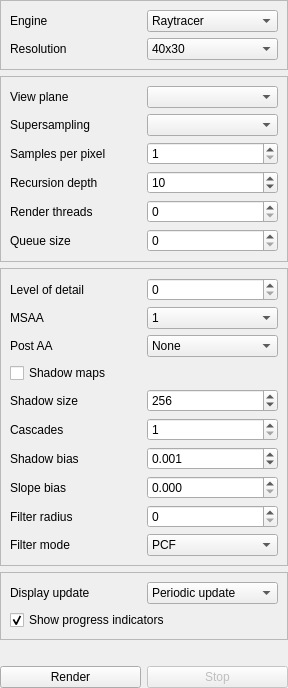
First picture: the form in src/widgets/world/RenderSettingsWidget.ui, repository tkadauke/raytracer, before the edit.
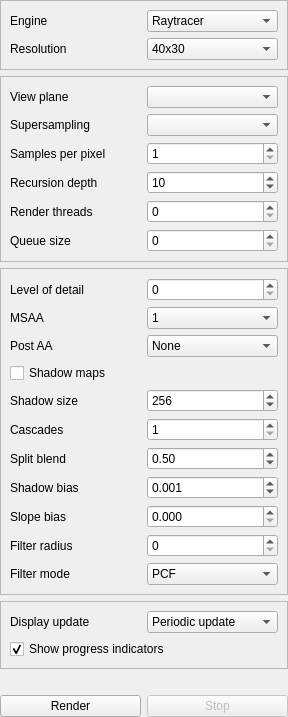
Second picture: the form after the edit.

Commit message: Add practical raster shadow cascade splits

The edit to the form file:
```diff
--- a/src/widgets/world/RenderSettingsWidget.ui
+++ b/src/widgets/world/RenderSettingsWidget.ui
@@ -463,13 +463,39 @@
        </widget>
       </item>
       <item row="6" column="0">
+       <widget class="QLabel" name="label_rasterShadowCascadeSplitLambda">
+        <property name="text">
+         <string>Split blend</string>
+        </property>
+       </widget>
+      </item>
+      <item row="6" column="1">
+       <widget class="QDoubleSpinBox" name="rasterShadowCascadeSplitLambda">
+        <property name="toolTip">
+         <string>Cascade split blend. 0 is linear; 1 is logarithmic.</string>
+        </property>
+        <property name="decimals">
+         <number>2</number>
+        </property>
+        <property name="maximum">
+         <double>1.000000000000000</double>
+        </property>
+        <property name="singleStep">
+         <double>0.050000000000000</double>
+        </property>
+        <property name="value">
+         <double>0.500000000000000</double>
+        </property>
+       </widget>
+      </item>
+      <item row="7" column="0">
        <widget class="QLabel" name="label_rasterShadowBias">
         <property name="text">
          <string>Shadow bias</string>
         </property>
        </widget>
       </item>
-      <item row="6" column="1">
+      <item row="7" column="1">
        <widget class="QDoubleSpinBox" name="rasterShadowBias">
         <property name="toolTip">
          <string>Depth-comparison tolerance used to reduce self-shadowing.</string>
@@ -488,14 +514,14 @@
         </property>
        </widget>
       </item>
-      <item row="7" column="0">
+      <item row="8" column="0">
        <widget class="QLabel" name="label_rasterShadowSlopeBias">
         <property name="text">
          <string>Slope bias</string>
         </property>
        </widget>
       </item>
-      <item row="7" column="1">
+      <item row="8" column="1">
        <widget class="QDoubleSpinBox" name="rasterShadowSlopeBias">
         <property name="toolTip">
          <string>Additional depth-comparison tolerance scaled by receiver angle to the light.</string>
@@ -511,14 +537,14 @@
         </property>
        </widget>
       </item>
-      <item row="8" column="0">
+      <item row="9" column="0">
        <widget class="QLabel" name="label_rasterShadowFilterRadius">
         <property name="text">
          <string>Filter radius</string>
         </property>
        </widget>
       </item>
-      <item row="8" column="1">
+      <item row="9" column="1">
        <widget class="QSpinBox" name="rasterShadowFilterRadius">
         <property name="toolTip">
          <string>Percentage-closer filtering radius in shadow-map texels. 0 keeps hard shadows.</string>
@@ -534,14 +560,14 @@
         </property>
        </widget>
       </item>
-      <item row="9" column="0">
+      <item row="10" column="0">
        <widget class="QLabel" name="label_rasterShadowFilterMode">
         <property name="text">
          <string>Filter mode</string>
         </property>
        </widget>
       </item>
-      <item row="9" column="1">
+      <item row="10" column="1">
        <widget class="QComboBox" name="rasterShadowFilterMode">
         <property name="toolTip">
          <string>PCF uses one fixed kernel; PCSS searches blockers and grows the kernel with receiver distance.</string>
```
The commit also changes 14 other files.
